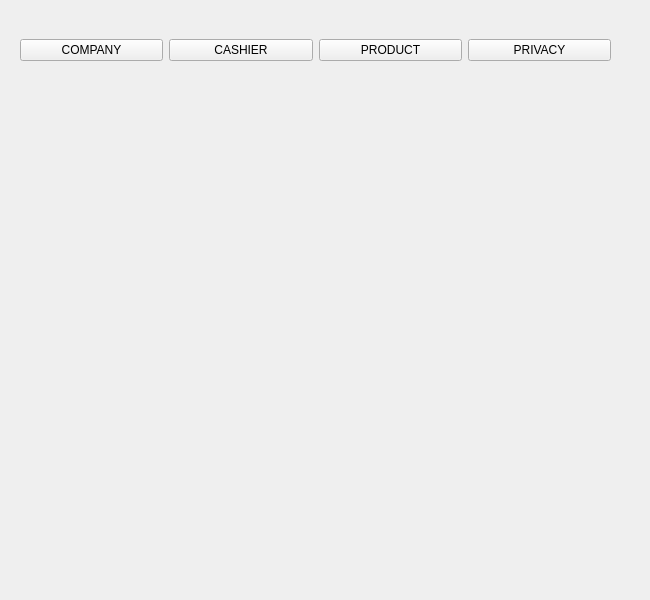
Before: the Qt Designer form adminwindow.ui in RamrajCh/SuperMarket-Billing-System, drawn with Qt 5.
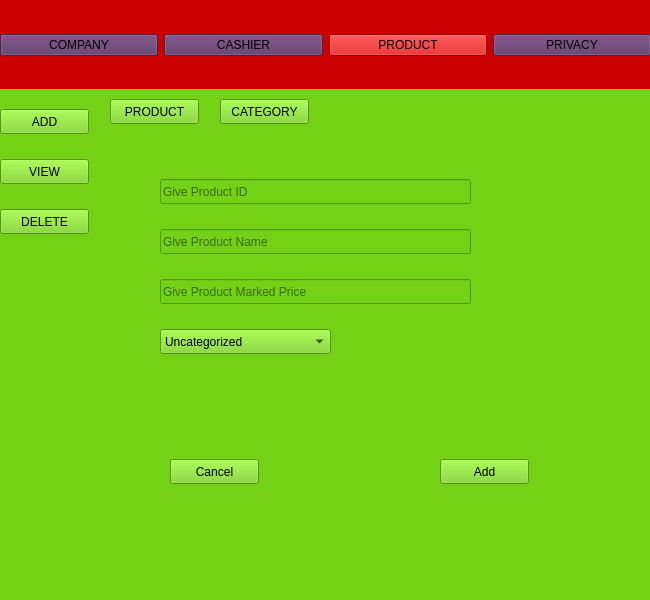
After: the same form once the commit is applied. The open tabs and pages were chosen to show the change.

```diff
--- a/adminwindow.ui
+++ b/adminwindow.ui
@@ -13,16 +13,22 @@
   <property name="windowTitle">
    <string>MainWindow</string>
   </property>
+  <property name="styleSheet">
+   <string notr="true">background-color: rgb(204, 0, 0);</string>
+  </property>
   <widget class="QWidget" name="centralwidget">
    <widget class="QStackedWidget" name="adminStack">
     <property name="geometry">
      <rect>
       <x>0</x>
-      <y>0</y>
+      <y>89</y>
       <width>650</width>
-      <height>600</height>
+      <height>511</height>
      </rect>
     </property>
+    <property name="styleSheet">
+     <string notr="true">background-color: rgb(115, 210, 22);</string>
+    </property>
     <property name="currentIndex">
      <number>1</number>
     </property>
@@ -475,7 +481,225 @@
       <widget class="QWidget" name="page_7"/>
      </widget>
     </widget>
-    <widget class="QWidget" name="Product"/>
+    <widget class="QWidget" name="Product">
+     <widget class="QStackedWidget" name="productStack">
+      <property name="geometry">
+       <rect>
+        <x>100</x>
+        <y>10</y>
+        <width>551</width>
+        <height>501</height>
+       </rect>
+      </property>
+      <property name="currentIndex">
+       <number>0</number>
+      </property>
+      <widget class="QWidget" name="page_9">
+       <widget class="QPushButton" name="addProductButton">
+        <property name="geometry">
+         <rect>
+          <x>10</x>
+          <y>0</y>
+          <width>89</width>
+          <height>25</height>
+         </rect>
+        </property>
+        <property name="text">
+         <string>PRODUCT</string>
+        </property>
+       </widget>
+       <widget class="QPushButton" name="addCategoryButton">
+        <property name="geometry">
+         <rect>
+          <x>120</x>
+          <y>0</y>
+          <width>89</width>
+          <height>25</height>
+         </rect>
+        </property>
+        <property name="text">
+         <string>CATEGORY</string>
+        </property>
+       </widget>
+       <widget class="QStackedWidget" name="addStack">
+        <property name="geometry">
+         <rect>
+          <x>10</x>
+          <y>40</y>
+          <width>531</width>
+          <height>461</height>
+         </rect>
+        </property>
+        <property name="currentIndex">
+         <number>1</number>
+        </property>
+        <widget class="QWidget" name="page_11">
+         <widget class="QLineEdit" name="productID">
+          <property name="geometry">
+           <rect>
+            <x>50</x>
+            <y>40</y>
+            <width>311</width>
+            <height>25</height>
+           </rect>
+          </property>
+          <property name="placeholderText">
+           <string>Give Product ID</string>
+          </property>
+         </widget>
+         <widget class="QLineEdit" name="productName">
+          <property name="geometry">
+           <rect>
+            <x>50</x>
+            <y>90</y>
+            <width>311</width>
+            <height>25</height>
+           </rect>
+          </property>
+          <property name="placeholderText">
+           <string>Give Product Name</string>
+          </property>
+         </widget>
+         <widget class="QLineEdit" name="productPrice">
+          <property name="geometry">
+           <rect>
+            <x>50</x>
+            <y>140</y>
+            <width>311</width>
+            <height>25</height>
+           </rect>
+          </property>
+          <property name="placeholderText">
+           <string>Give Product Marked Price</string>
+          </property>
+         </widget>
+         <widget class="QComboBox" name="categoryCombo">
+          <property name="geometry">
+           <rect>
+            <x>50</x>
+            <y>190</y>
+            <width>171</width>
+            <height>25</height>
+           </rect>
+          </property>
+          <item>
+           <property name="text">
+            <string>Uncategorized</string>
+           </property>
+          </item>
+         </widget>
+         <widget class="QPushButton" name="addProductButton_2">
+          <property name="geometry">
+           <rect>
+            <x>330</x>
+            <y>320</y>
+            <width>89</width>
+            <height>25</height>
+           </rect>
+          </property>
+          <property name="text">
+           <string>Add</string>
+          </property>
+         </widget>
+         <widget class="QPushButton" name="cancelButton_3">
+          <property name="geometry">
+           <rect>
+            <x>60</x>
+            <y>320</y>
+            <width>89</width>
+            <height>25</height>
+           </rect>
+          </property>
+          <property name="text">
+           <string>Cancel</string>
+          </property>
+         </widget>
+        </widget>
+        <widget class="QWidget" name="page_12">
+         <widget class="QLabel" name="label_14">
+          <property name="geometry">
+           <rect>
+            <x>30</x>
+            <y>30</y>
+            <width>401</width>
+            <height>191</height>
+           </rect>
+          </property>
+          <property name="text">
+           <string>Here, you could categorized your product,&lt;br&gt;so that it would be easy for cashier to select products.&lt;br&gt;You could categorized products with various unique tags!&lt;br&gt;These may be as follows:&lt;br&gt;&lt;b&gt;&lt;ul &gt;&lt;li&gt;Foods&lt;/li&gt;&lt;li&gt;Electronics&lt;/li&gt;&lt;li&gt;Household&lt;/li&gt;&lt;li&gt;Beverage etc.&lt;/li&gt;&lt;/ol&gt;&lt;/b&gt;</string>
+          </property>
+         </widget>
+         <widget class="QLineEdit" name="productCategory">
+          <property name="geometry">
+           <rect>
+            <x>70</x>
+            <y>270</y>
+            <width>241</width>
+            <height>25</height>
+           </rect>
+          </property>
+          <property name="placeholderText">
+           <string>Category</string>
+          </property>
+         </widget>
+         <widget class="QPushButton" name="addCategoryButton_2">
+          <property name="geometry">
+           <rect>
+            <x>340</x>
+            <y>270</y>
+            <width>89</width>
+            <height>25</height>
+           </rect>
+          </property>
+          <property name="text">
+           <string>Add</string>
+          </property>
+         </widget>
+        </widget>
+       </widget>
+      </widget>
+      <widget class="QWidget" name="page_10"/>
+     </widget>
+     <widget class="QPushButton" name="addButton">
+      <property name="geometry">
+       <rect>
+        <x>0</x>
+        <y>20</y>
+        <width>89</width>
+        <height>25</height>
+       </rect>
+      </property>
+      <property name="text">
+       <string>ADD</string>
+      </property>
+     </widget>
+     <widget class="QPushButton" name="viewProductButton">
+      <property name="geometry">
+       <rect>
+        <x>0</x>
+        <y>70</y>
+        <width>89</width>
+        <height>25</height>
+       </rect>
+      </property>
+      <property name="text">
+       <string>VIEW</string>
+      </property>
+     </widget>
+     <widget class="QPushButton" name="deleteProductButton">
+      <property name="geometry">
+       <rect>
+        <x>0</x>
+        <y>120</y>
+        <width>89</width>
+        <height>25</height>
+       </rect>
+      </property>
+      <property name="text">
+       <string>DELETE</string>
+      </property>
+     </widget>
+    </widget>
     <widget class="QWidget" name="Privacy">
      <widget class="QStackedWidget" name="privacyStack">
       <property name="geometry">
@@ -667,15 +891,18 @@
    <widget class="QWidget" name="layoutWidget">
     <property name="geometry">
      <rect>
-      <x>20</x>
+      <x>0</x>
       <y>10</y>
-      <width>591</width>
-      <height>81</height>
+      <width>651</width>
+      <height>71</height>
      </rect>
     </property>
     <layout class="QHBoxLayout" name="horizontalLayout">
      <item>
       <widget class="QPushButton" name="companyButton">
+       <property name="styleSheet">
+        <string notr="true">background-color: rgb(92, 53, 102);</string>
+       </property>
        <property name="text">
         <string>COMPANY</string>
        </property>
@@ -683,6 +910,10 @@
      </item>
      <item>
       <widget class="QPushButton" name="cashierButton">
+       <property name="styleSheet">
+        <string notr="true">
+background-color: rgb(92, 53, 102);</string>
+       </property>
        <property name="text">
         <string>CASHIER</string>
        </property>
@@ -697,6 +928,9 @@
      </item>
      <item>
       <widget class="QPushButton" name="privacyButton">
+       <property name="styleSheet">
+        <string notr="true">background-color: rgb(92, 53, 102);</string>
+       </property>
        <property name="text">
         <string>PRIVACY</string>
        </property>
```
Left out of the diff: 140 changed lines with no effect on the pictures.
